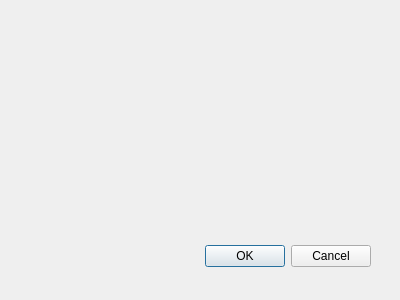
Above: mon_extension_dialog_base.ui from achrafsk9/TP_PyQGIS before the change. Below: the same form after it.
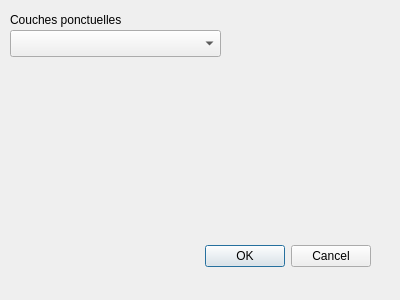
That is the form after the change.

Commit message: #1 Lister les couches ponctuelles

The edit to the form file:
```diff
--- a/mon_extension_dialog_base.ui
+++ b/mon_extension_dialog_base.ui
@@ -28,6 +28,29 @@
     <set>QDialogButtonBox::Cancel|QDialogButtonBox::Ok</set>
    </property>
   </widget>
+  <widget class="QLabel" name="label">
+   <property name="geometry">
+    <rect>
+     <x>10</x>
+     <y>10</y>
+     <width>141</width>
+     <height>19</height>
+    </rect>
+   </property>
+   <property name="text">
+    <string>Couches ponctuelles</string>
+   </property>
+  </widget>
+  <widget class="QComboBox" name="comboCouches">
+   <property name="geometry">
+    <rect>
+     <x>10</x>
+     <y>30</y>
+     <width>211</width>
+     <height>27</height>
+    </rect>
+   </property>
+  </widget>
  </widget>
  <resources/>
  <connections>
```
Left out of the diff: 41 changed lines with no effect on the pictures. The commit also changes 3 other files.
